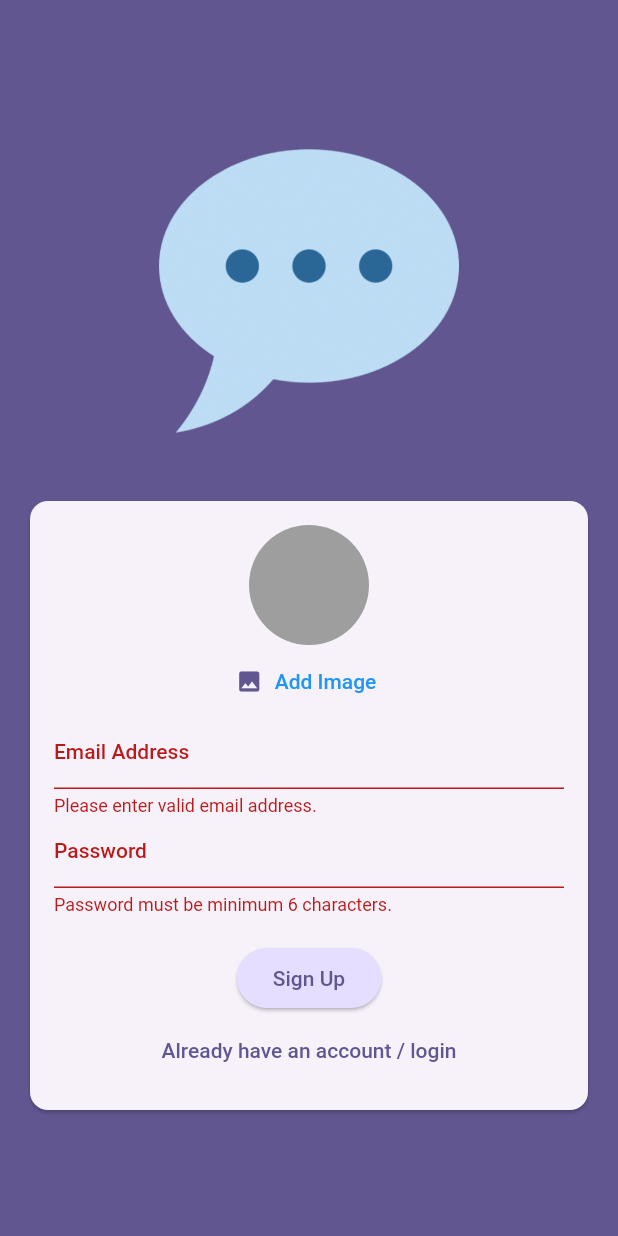
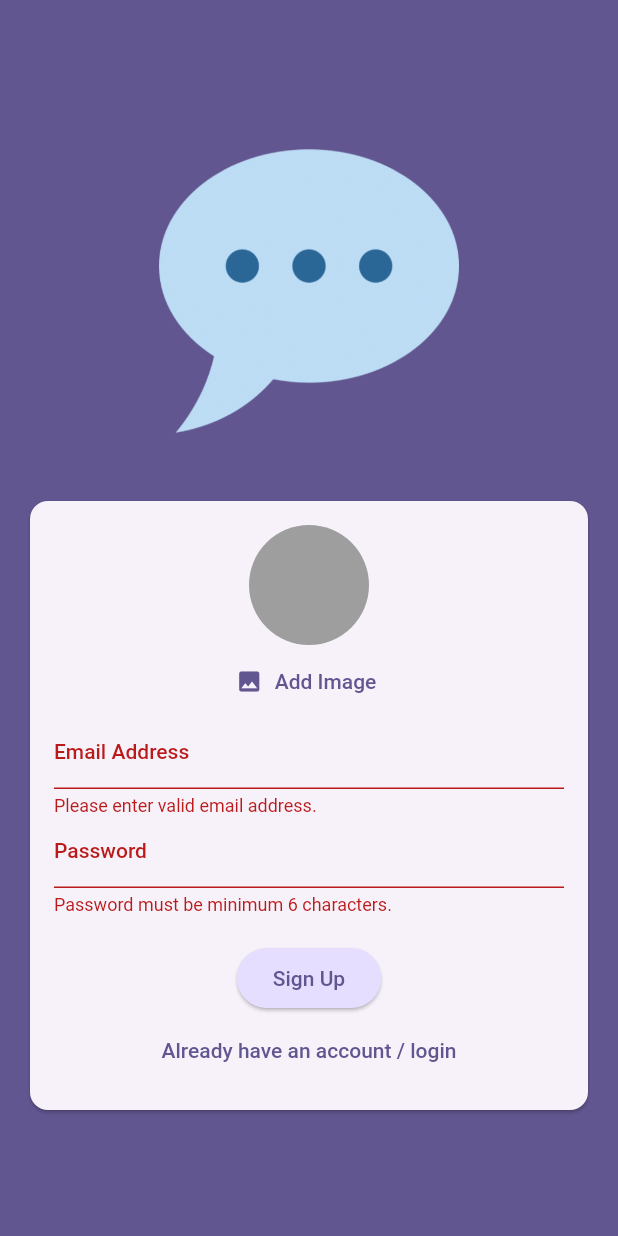
Before and after one commit to RattiRao/flutter-chat-app, a Flutter app: the screen it shows after launch, after a tap on "Login", after a tap on "Create an account", on a phone screen of 412 x 824 dp. Run offline on Flutter 3.47's test engine with Material 2 defaults, Android fonts, the phone set to English and light mode, and no system bars; our stand-ins replace firebase_auth, firebase_core, image_picker; accounts and stored records are empty.

Commit message:
Minor color scheme fix

```diff
--- a/lib/widgets/user_image_picker.dart
+++ b/lib/widgets/user_image_picker.dart
@@ -43,7 +43,7 @@ class _UserImagePickerState extends State<UserImagePicker> {
             icon: const Icon(Icons.image),
             label: Text(
               'Add Image',
-              style: TextStyle(color: Theme.of(context).primaryColor),
+              style: TextStyle(color: Theme.of(context).colorScheme.primary),
             ))
       ],
     );
```
